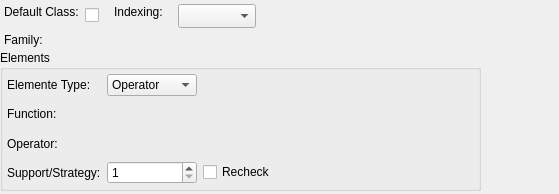
pgmodeler/pgmodeler, file libpgmodeler_ui/ui/operatorclasswidget.ui: the form before one commit.
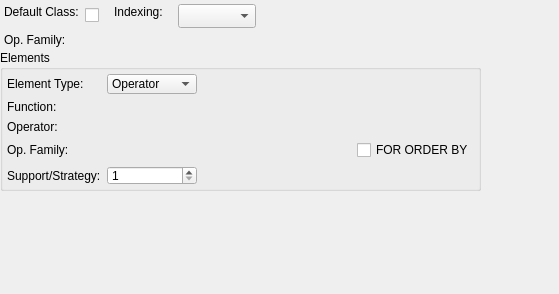
The form after the commit.

Commit message: Added FOR ORDER BY  and removed Recheck from OperatorClassElement

What changed in the file:
```diff
--- a/libpgmodeler_ui/ui/operatorclasswidget.ui
+++ b/libpgmodeler_ui/ui/operatorclasswidget.ui
@@ -7,7 +7,7 @@
     <x>0</x>
     <y>0</y>
     <width>559</width>
-    <height>194</height>
+    <height>294</height>
    </rect>
   </property>
   <property name="minimumSize">
@@ -114,7 +114,7 @@
     <item row="0" column="0">
      <widget class="QLabel" name="elem_type_lbl">
       <property name="text">
-       <string>Elemente Type:</string>
+       <string>Element Type:</string>
       </property>
      </widget>
     </item>
@@ -184,10 +184,23 @@
       </property>
      </widget>
     </item>
-    <item row="4" column="2" colspan="2">
-     <widget class="QCheckBox" name="recheck_chk">
+    <item row="3" column="0">
+     <widget class="QLabel" name="elem_family_lbl">
       <property name="text">
-       <string>Recheck</string>
+       <string>Op. Family:</string>
+      </property>
+     </widget>
+    </item>
+    <item row="3" column="3">
+     <widget class="QCheckBox" name="for_order_by_chk">
+      <property name="sizePolicy">
+       <sizepolicy hsizetype="Fixed" vsizetype="Fixed">
+        <horstretch>0</horstretch>
+        <verstretch>0</verstretch>
+       </sizepolicy>
+      </property>
+      <property name="text">
+       <string>FOR ORDER BY</string>
       </property>
      </widget>
     </item>
@@ -209,7 +222,7 @@
     </size>
    </property>
    <property name="text">
-    <string>Family:</string>
+    <string>Op. Family:</string>
    </property>
   </widget>
  </widget>
```
The commit also changes 13 other files.
